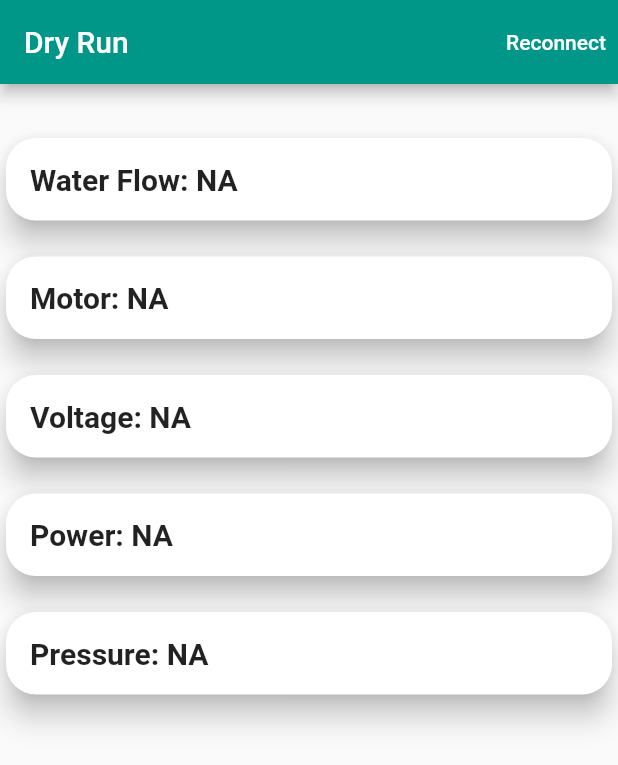
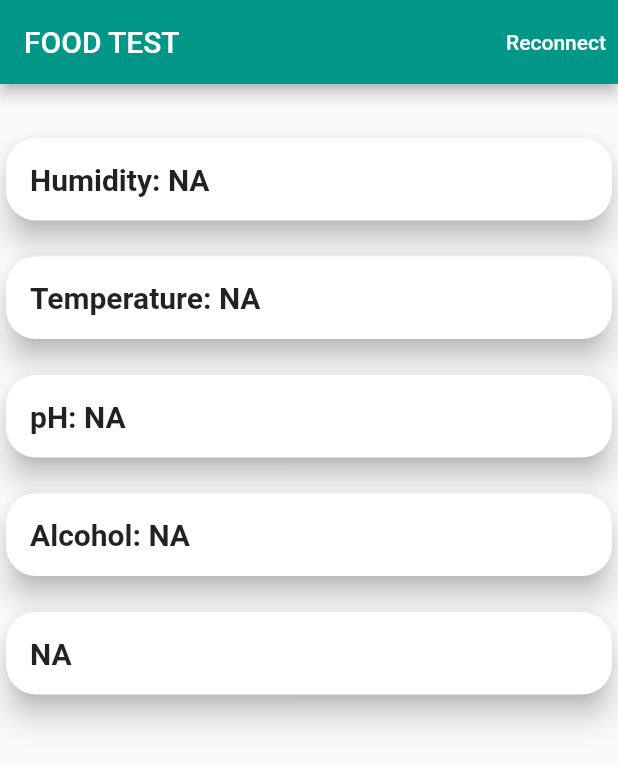
Before and after one commit to gangadharashettypj/ArduinoIOT, a Flutter app: the screen it shows after launch, on a phone screen of 412 x 824 dp. Shown: the top 765 px of the screen. Run offline on Flutter 3.47's test engine with Material 2 defaults, Android fonts, the phone set to English and light mode, and no system bars; our stand-ins replace hive; missing offline and left inert: r_get_ip, udp; accounts and stored records are empty.

Commit message:
added food test

```diff
--- a/lib/ui/screen/home/home.dart
+++ b/lib/ui/screen/home/home.dart
@@ -27,7 +27,7 @@ class _HomeScreenState extends State<HomeScreen> {
     return Scaffold(
       appBar: AppBar(
         title: const Text(
-          'Dry Run',
+          'FOOD TEST',
         ),
         actions: <Widget>[
           TextButton(
@@ -63,7 +63,7 @@ class _HomeScreenState extends State<HomeScreen> {
               child: Container(
                 margin: const EdgeInsets.all(16),
                 child: Text(
-                  'Water Flow: ${message.split(',')[0]}',
+                  'Humidity: ${message.split(',')[0]}',
                   style: const TextStyle(
                     fontWeight: FontWeight.bold,
                     fontSize: 20,
@@ -85,7 +85,7 @@ class _HomeScreenState extends State<HomeScreen> {
               child: Container(
                 margin: const EdgeInsets.all(16),
                 child: Text(
-                  'Motor: ${message.split(',')[1]}',
+                  'Temperature: ${message.split(',')[1]}',
                   style: const TextStyle(
                     fontWeight: FontWeight.bold,
                     fontSize: 20,
@@ -107,7 +107,7 @@ class _HomeScreenState extends State<HomeScreen> {
               child: Container(
                 margin: const EdgeInsets.all(16),
                 child: Text(
-                  'Voltage: ${message.split(',')[2]}',
+                  'pH: ${message.split(',')[2]}',
                   style: const TextStyle(
                     fontWeight: FontWeight.bold,
                     fontSize: 20,
@@ -129,7 +129,7 @@ class _HomeScreenState extends State<HomeScreen> {
               child: Container(
                 margin: const EdgeInsets.all(16),
                 child: Text(
-                  'Power: ${message.split(',')[3]}',
+                  'Alcohol: ${message.split(',')[3]}',
                   style: const TextStyle(
                     fontWeight: FontWeight.bold,
                     fontSize: 20,
@@ -151,7 +151,7 @@ class _HomeScreenState extends State<HomeScreen> {
               child: Container(
                 margin: const EdgeInsets.all(16),
                 child: Text(
-                  'Pressure: ${message.split(',')[4]}',
+                  message.split(',')[4],
                   style: const TextStyle(
                     fontWeight: FontWeight.bold,
                     fontSize: 20,
```
Also changed, not shown: 3 other files.
